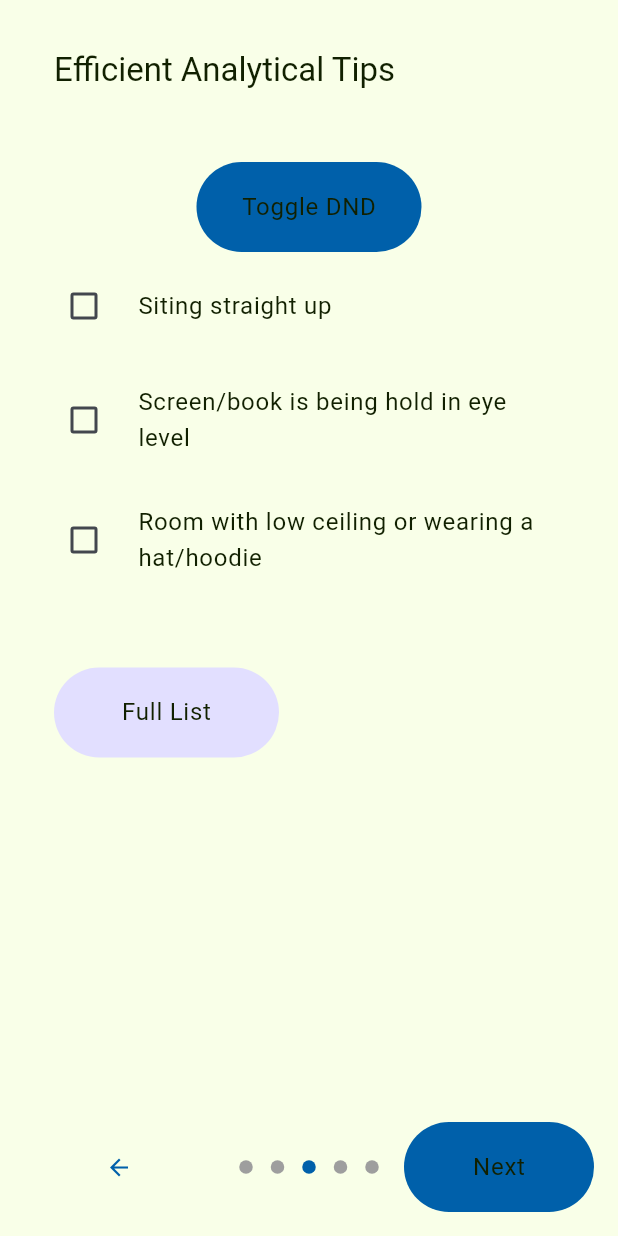
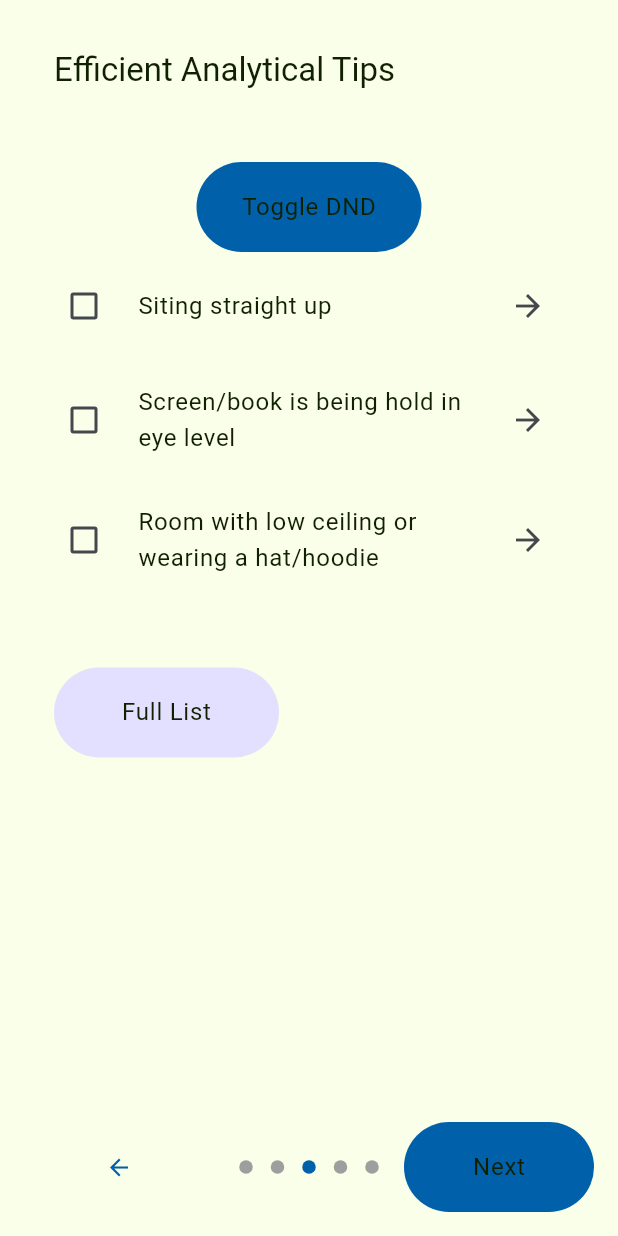
Before and after one commit to guyluz11/infinite_horizons, a Flutter app: the screen it shows after launch, after a tap on "Next", after a tap on "Analytical", on a phone screen of 412 x 824 dp. Run offline on Flutter 3.47's test engine with Material 3 defaults, Android fonts, the phone set to English and light mode, and no system bars; drawn by our look-alikes of introduction_screen; our stand-ins replace animated_toggle_switch, audioplayers, easy_localization, font_awesome_flutter, liquid_progress_indicator_v2, logger and 2 more; missing offline and left inert: custom_timer, flutter_dnd, flutter_vibrate; statements that could not run were skipped.

Commit message:
fix: Add navigation arrow for Tip Description (#80)

```diff
--- a/lib/presentation/organisms/intro/tips_organism.dart
+++ b/lib/presentation/organisms/intro/tips_organism.dart
@@ -8,6 +8,7 @@ import 'package:infinite_horizons/domain/tip.dart';
 import 'package:infinite_horizons/presentation/atoms/atoms.dart';
 import 'package:infinite_horizons/presentation/molecules/molecules.dart';
 import 'package:infinite_horizons/presentation/pages/all_tips_page.dart';
+import 'package:infinite_horizons/presentation/pages/tip_information_page.dart';
 
 class TipsOrganism extends StatelessWidget {
   const TipsOrganism(this.studyType);
@@ -58,6 +59,13 @@ class TipsOrganism extends StatelessWidget {
                 tip.text,
                 callback: (value) => onCheckBox(tip.id, value),
                 initialValue: tip.selected,
+                trailing: IconButton(
+                    onPressed: () => Navigator.of(context).push(
+                          MaterialPageRoute(
+                            builder: (context) => TipInformationPage(tip),
+                          ),
+                        ),
+                    icon: const Icon(Icons.arrow_forward),),
               );
             },
             itemCount: beforeStudyTips.length,
```
